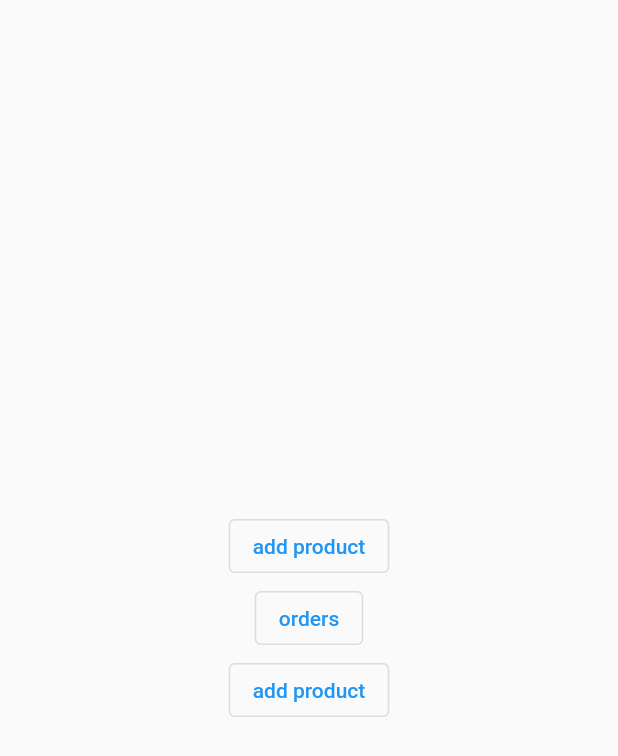
After one commit to mark-maher-moris/mark-shop, a Flutter app: the AdminScreen screen opened directly, on a phone screen of 412 x 824 dp. The commit adds this screen. Shown: the top 756 px of the screen. Run offline on Flutter 3.47's test engine with Material 2 defaults, Android fonts, the phone set to English and light mode, and no system bars; our stand-ins replace cloud_firestore, firebase_auth, firebase_core, fluttertoast, rive; missing offline and left inert: blurry_modal_progress_hud, flutter_gif; accounts and stored records are empty.

Commit message:
commit 2 admin app in progress

```diff
--- /dev/null
+++ b/lib/Pages/Admin/adminScreen.dart
@@ -0,0 +1,39 @@
+import 'package:flutter/material.dart';
+import 'package:mark_shop/Pages/Admin/addProduct.dart';
+
+class AdminScreen extends StatelessWidget {
+  const AdminScreen({super.key});
+
+  @override
+  Widget build(BuildContext context) {
+    return SafeArea(
+        child: Scaffold(
+      body: Center(
+        child: Column(
+            crossAxisAlignment: CrossAxisAlignment.center,
+            mainAxisAlignment: MainAxisAlignment.center,
+            children: [
+              OutlinedButton(
+                  onPressed: () {
+                    Navigator.of(context).push(
+                        MaterialPageRoute(builder: (context) => AddProduct()));
+                  },
+                  child: Text('add product')),
+              OutlinedButton(
+                onPressed: () {
+                  Navigator.of(context).push(
+                      MaterialPageRoute(builder: (context) => AddProduct()));
+                },
+                child: Text('orders'),
+              ),
+              OutlinedButton(
+                  onPressed: () {
+                    Navigator.of(context).push(
+                        MaterialPageRoute(builder: (context) => AddProduct()));
+                  },
+                  child: Text('add product'))
+            ]),
+      ),
+    ));
+  }
+}
--- a/lib/Style/consts.dart
+++ b/lib/Style/consts.dart
@@ -2,3 +2,12 @@ import 'package:flutter/material.dart';
 
 const Color c1 = Color.fromARGB(255, 27, 135, 207);
 const Color c2 = Color.fromARGB(255, 207, 78, 27);
+
+//for firestore saving collection
+const fProductCollection = "Products";
+const fProductName = "Product Name";
+const fProductPrise = "Product Prise";
+const fProductImage = "Product Image";
+const fProductLocation = "Product Location";
+const fProductDiscreption = "Product Discrebtion";
+const fProductCategory = "Product Category";
--- /dev/null
+++ b/lib/provider/adminMode.dart
@@ -0,0 +1,10 @@
+import 'package:flutter/foundation.dart';
+import 'package:provider/provider.dart';
+
+class AdminMode extends ChangeNotifier {
+  bool isAdmin = true;
+  changeIsAdmin(bool val) {
+    isAdmin = val;
+    notifyListeners();
+  }
+}
--- a/lib/provider/modelHub.dart
+++ b/lib/provider/modelHub.dart
@@ -1,13 +1,11 @@
 import 'package:flutter/material.dart';
 import 'package:provider/provider.dart';
 
-class ModelHub with ChangeNotifier{
-bool isLoading = false;
+class ModelHud with ChangeNotifier {
+  bool isLoading = false;
 
-cahngeLoading (val){
-isLoading=val;
-notifyListeners();
-
+  cahngeLoading(val) {
+    isLoading = val;
+    notifyListeners();
+  }
 }
-
-}
--- /dev/null
+++ b/lib/serveses/store.dart
@@ -0,0 +1,19 @@
+import 'package:cloud_firestore/cloud_firestore.dart';
+import 'package:mark_shop/Style/consts.dart';
+
+import '../Models/product.dart';
+
+class Store {
+  final FirebaseFirestore _firestoreInst = FirebaseFirestore.instance;
+
+  addProduct(Product product) {
+    _firestoreInst.collection(fProductCollection).add({
+      fProductName: product.name,
+      fProductPrise: product.prise,
+      fProductImage: product.img,
+      fProductCategory: product.category,
+      fProductDiscreption: product.description,
+      fProductLocation: product.location
+    });
+  }
+}
```
Also changed, not shown: lib/Models/product.dart (added, +15 -0 lines), lib/Pages/Admin/addProduct.dart (added, +125 -0 lines), lib/Pages/Admin/editProducts.dart (added, +15 -0 lines), lib/Pages/sign_in.dart (+138 -32 lines), lib/main.dart (+14 -4 lines), pubspec.yaml (+6 -2 lines), lib/assets/gi.gif (added), lib/assets/rubbish.png (deleted), pubspec.lock, 1 other file.
